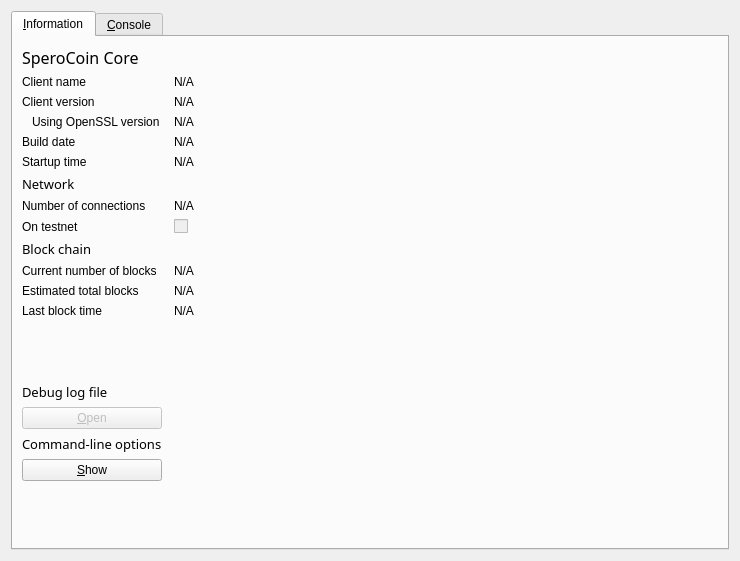
LightBurdenOfficial/SperoCoin_Android, file src/qt/forms/rpcconsole.ui: the form before one commit.
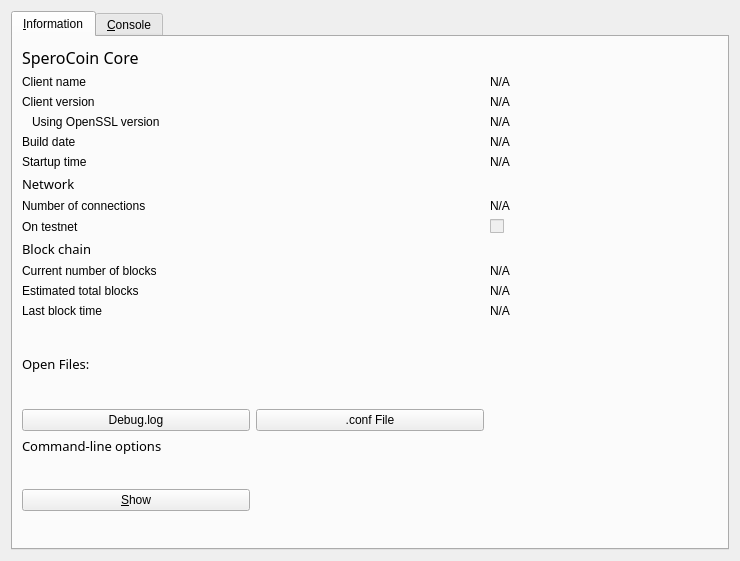
The form after the commit. The open tabs and pages were chosen to show the change. Icons and pictures are not drawn.

Commit message: Adicionado: Introdução / Melhorias de Desempenho / Melhorias no Layout

The edit to the form file:
```diff
--- a/src/qt/forms/rpcconsole.ui
+++ b/src/qt/forms/rpcconsole.ui
@@ -29,10 +29,7 @@
       <attribute name="title">
        <string>&amp;Information</string>
       </attribute>
-      <layout class="QGridLayout" name="gridLayout" columnstretch="0,1">
-       <property name="horizontalSpacing">
-        <number>12</number>
-       </property>
+        <layout class="QGridLayout" name="gridLayout_2">
        <item row="0" column="0">
         <widget class="QLabel" name="label_9">
          <property name="font">
@@ -59,7 +56,7 @@
          </property>
         </widget>
        </item>
-       <item row="1" column="1">
+       <item row="1" column="2">
         <widget class="QLabel" name="clientName">
          <property name="cursor">
           <cursorShape>IBeamCursor</cursorShape>
@@ -88,7 +85,7 @@
          </property>
         </widget>
        </item>
-       <item row="2" column="1">
+       <item row="2" column="2">
         <widget class="QLabel" name="clientVersion">
          <property name="cursor">
           <cursorShape>IBeamCursor</cursorShape>
@@ -107,7 +104,7 @@
          </property>
         </widget>
        </item>
-       <item row="3" column="0">
+       <item row="3" column="0" colspan="2">
         <widget class="QLabel" name="label_14">
          <property name="styleSheet">
           <string notr="true">font: 75 10pt &quot;Century Gothic&quot;;</string>
@@ -120,7 +117,7 @@
          </property>
         </widget>
        </item>
-       <item row="3" column="1">
+       <item row="3" column="2">
         <widget class="QLabel" name="openSSLVersion">
          <property name="cursor">
           <cursorShape>IBeamCursor</cursorShape>
@@ -149,7 +146,7 @@
          </property>
         </widget>
        </item>
-       <item row="4" column="1">
+       <item row="4" column="2">
         <widget class="QLabel" name="buildDate">
          <property name="cursor">
           <cursorShape>IBeamCursor</cursorShape>
@@ -178,7 +175,7 @@
          </property>
         </widget>
        </item>
-       <item row="5" column="1">
+       <item row="5" column="2">
         <widget class="QLabel" name="startupTime">
          <property name="cursor">
           <cursorShape>IBeamCursor</cursorShape>
@@ -226,7 +223,7 @@
          </property>
         </widget>
        </item>
-       <item row="7" column="1">
+       <item row="7" column="2">
         <widget class="QLabel" name="numberOfConnections">
          <property name="cursor">
           <cursorShape>IBeamCursor</cursorShape>
@@ -255,7 +252,7 @@
          </property>
         </widget>
        </item>
-       <item row="8" column="1">
+       <item row="8" column="2">
         <widget class="QCheckBox" name="isTestNet">
          <property name="enabled">
           <bool>false</bool>
@@ -287,7 +284,7 @@
          </property>
         </widget>
        </item>
-       <item row="10" column="0">
+       <item row="10" column="0" colspan="2">
         <widget class="QLabel" name="label_3">
          <property name="styleSheet">
           <string notr="true">font: 75 10pt &quot;Century Gothic&quot;;</string>
@@ -297,7 +294,7 @@
          </property>
         </widget>
        </item>
-       <item row="10" column="1">
+       <item row="10" column="2">
         <widget class="QLabel" name="numberOfBlocks">
          <property name="cursor">
           <cursorShape>IBeamCursor</cursorShape>
@@ -326,7 +323,7 @@
          </property>
         </widget>
        </item>
-       <item row="11" column="1">
+       <item row="11" column="2">
         <widget class="QLabel" name="totalBlocks">
          <property name="cursor">
           <cursorShape>IBeamCursor</cursorShape>
@@ -355,7 +352,7 @@
          </property>
         </widget>
        </item>
-       <item row="12" column="1">
+       <item row="12" column="2">
         <widget class="QLabel" name="lastBlockTime">
          <property name="cursor">
           <cursorShape>IBeamCursor</cursorShape>
@@ -375,57 +372,71 @@
         </widget>
        </item>
        <item row="13" column="0">
+        <widget class="QLabel" name="labelDebugLogfile">
+         <property name="font">
+          <font>
+           <family>Century Gothic</family>
+           <pointsize>10</pointsize>
+           <weight>9</weight>
+           <italic>false</italic>
+           <bold>false</bold>
+          </font>
+         </property>
+         <property name="styleSheet">
+          <string notr="true">font: 75 10pt &quot;Century Gothic&quot;;</string>
+         </property>
+         <property name="text">
+          <string>Open Files:</string>
+         </property>
+        </widget>
+       </item>
+       <item row="13" column="1">
         <spacer name="verticalSpacer_2">
          <property name="orientation">
           <enum>Qt::Vertical</enum>
          </property>
          <property name="sizeHint" stdset="0">
           <size>
-           <width>20</width>
-           <height>20</height>
+           <width>17</width>
+           <height>14</height>
           </size>
          </property>
         </spacer>
        </item>
-       <item row="14" column="0">
-        <widget class="QLabel" name="labelDebugLogfile">
-         <property name="font">
-          <font>
-           <family>Century Gothic</family>
-           <pointsize>10</pointsize>
-           <weight>9</weight>
-           <italic>false</italic>
-           <bold>false</bold>
-          </font>
-         </property>
-         <property name="styleSheet">
-          <string notr="true">font: 75 10pt &quot;Century Gothic&quot;;</string>
-         </property>
-         <property name="text">
-          <string>Debug log file</string>
-         </property>
-        </widget>
-       </item>
-       <item row="15" column="0">
+       <item row="14" column="0" colspan="2">
+        <layout class="QGridLayout" name="gridLayout">
+         <item row="0" column="0">
         <widget class="QPushButton" name="openDebugLogfileButton">
          <property name="enabled">
-          <bool>false</bool>
+            <bool>true</bool>
          </property>
          <property name="toolTip">
-          <string>Open the SperoCoin debug log file from the current data directory. This can take a few seconds for large log files.</string>
-         </property>
-         <property name="styleSheet">
-          <string notr="true">font: 75 10pt &quot;Century Gothic&quot;;</string>
-         </property>
+            <string>Open the idealcash debug log file from the current data directory. This can take a few seconds for large log files.</string>
+           </property>
+           <property name="text">
+            <string>Debug.log</string>
+           </property>
+           <property name="autoDefault">
+            <bool>false</bool>
+           </property>
+          </widget>
+         </item>
+         <item row="0" column="1">
+          <widget class="QPushButton" name="openConfigurationfileButton">
+           <property name="toolTip">
+            <string>Open the idealcash configuration file from the current data directory.</string>
+           </property>
          <property name="text">
-          <string>&amp;Open</string>
+            <string>.conf File</string>
          </property>
          <property name="autoDefault">
           <bool>false</bool>
          </property>
         </widget>
        </item>
-       <item row="16" column="0">
+        </layout>
+       </item>
+       <item row="15" column="0">
         <widget class="QLabel" name="labelCLOptions">
          <property name="font">
           <font>
@@ -444,7 +455,7 @@
          </property>
         </widget>
        </item>
-       <item row="17" column="0">
+      <item row="16" column="0">
         <widget class="QPushButton" name="showCLOptionsButton">
          <property name="toolTip">
           <string>Show the SperoCoin-Qt help message to get a list with possible SperoCoin command-line options.</string>
@@ -460,15 +471,15 @@
          </property>
         </widget>
        </item>
-       <item row="18" column="0">
+       <item row="16" column="1">
         <spacer name="verticalSpacer">
          <property name="orientation">
           <enum>Qt::Vertical</enum>
          </property>
          <property name="sizeHint" stdset="0">
           <size>
-           <width>20</width>
-           <height>40</height>
+           <width>17</width>
+           <height>34</height>
           </size>
          </property>
         </spacer>
```
Lines whose indentation alone changed are shown as unchanged. The commit also changes 17 other files.
